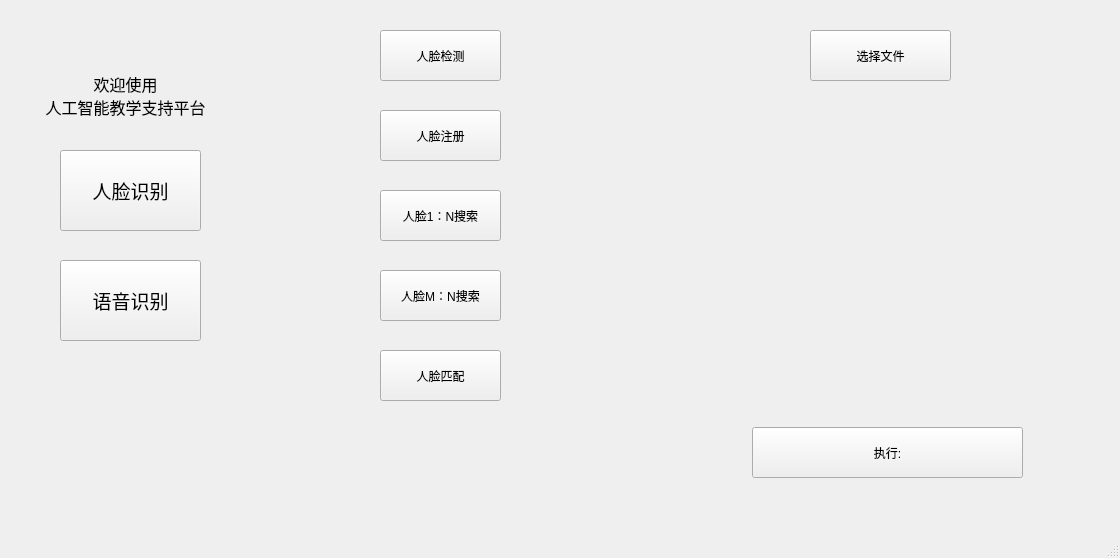
Before: the Qt Designer form ai-teach.ui in zhufree/ai-class-platform, drawn with Qt 5.
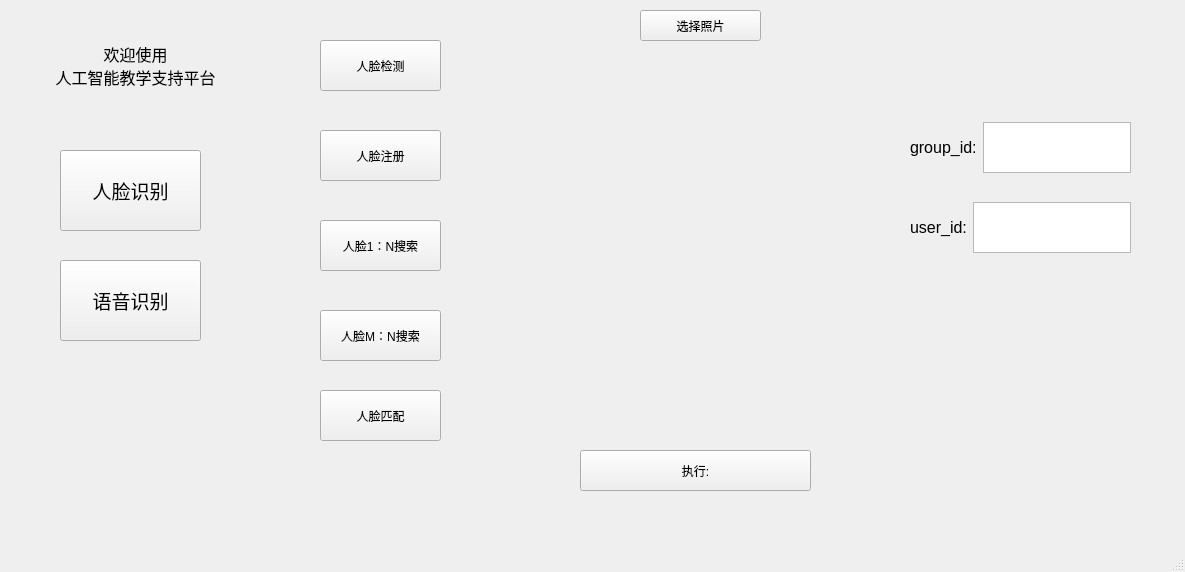
After: the same form once the commit is applied.

Commit message: :hammer:update face match

What changed in the file:
```diff
--- a/ai-teach.ui
+++ b/ai-teach.ui
@@ -6,8 +6,8 @@
    <rect>
     <x>0</x>
     <y>0</y>
-    <width>1120</width>
-    <height>558</height>
+    <width>1185</width>
+    <height>572</height>
    </rect>
   </property>
   <property name="windowTitle">
@@ -26,10 +26,10 @@
    <widget class="QStackedWidget" name="stackedWidget">
     <property name="geometry">
      <rect>
-      <x>250</x>
+      <x>260</x>
       <y>0</y>
-      <width>371</width>
-      <height>591</height>
+      <width>251</width>
+      <height>521</height>
      </rect>
     </property>
     <property name="styleSheet">
@@ -42,8 +42,8 @@
      <widget class="QPushButton" name="faceDetectBtn">
       <property name="geometry">
        <rect>
-        <x>130</x>
-        <y>30</y>
+        <x>60</x>
+        <y>40</y>
         <width>121</width>
         <height>51</height>
        </rect>
@@ -58,8 +58,8 @@
      <widget class="QPushButton" name="faceRegBtn">
       <property name="geometry">
        <rect>
-        <x>130</x>
-        <y>110</y>
+        <x>60</x>
+        <y>130</y>
         <width>121</width>
         <height>51</height>
        </rect>
@@ -74,8 +74,8 @@
      <widget class="QPushButton" name="faceSearchBtn">
       <property name="geometry">
        <rect>
-        <x>130</x>
-        <y>190</y>
+        <x>60</x>
+        <y>220</y>
         <width>121</width>
         <height>51</height>
        </rect>
@@ -90,8 +90,8 @@
      <widget class="QPushButton" name="faceMultiSearchBtn">
       <property name="geometry">
        <rect>
-        <x>130</x>
-        <y>270</y>
+        <x>60</x>
+        <y>310</y>
         <width>121</width>
         <height>51</height>
        </rect>
@@ -106,8 +106,8 @@
      <widget class="QPushButton" name="faceMatchBtn">
       <property name="geometry">
        <rect>
-        <x>130</x>
-        <y>350</y>
+        <x>60</x>
+        <y>390</y>
         <width>121</width>
         <height>51</height>
        </rect>
@@ -125,8 +125,8 @@
    <widget class="QLabel" name="titleLabel">
     <property name="geometry">
      <rect>
-      <x>20</x>
-      <y>60</y>
+      <x>30</x>
+      <y>30</y>
       <width>211</width>
       <height>71</height>
      </rect>
@@ -192,29 +192,13 @@
      <string>语音识别</string>
     </property>
    </widget>
-   <widget class="QPushButton" name="fileSelectBtn">
-    <property name="geometry">
-     <rect>
-      <x>810</x>
-      <y>30</y>
-      <width>141</width>
-      <height>51</height>
-     </rect>
-    </property>
-    <property name="styleSheet">
-     <string notr="true"/>
-    </property>
-    <property name="text">
-     <string>选择文件</string>
-    </property>
-   </widget>
    <widget class="QLabel" name="showPicLabel">
     <property name="geometry">
      <rect>
-      <x>680</x>
-      <y>100</y>
-      <width>411</width>
-      <height>261</height>
+      <x>550</x>
+      <y>80</y>
+      <width>301</width>
+      <height>301</height>
      </rect>
     </property>
     <property name="text">
@@ -224,13 +208,111 @@
      <set>Qt::AlignCenter</set>
     </property>
    </widget>
-   <widget class="QPushButton" name="funcBtn">
+   <widget class="QStackedWidget" name="operationWidget">
     <property name="geometry">
      <rect>
-      <x>752</x>
-      <y>427</y>
+      <x>880</x>
+      <y>10</y>
       <width>271</width>
-      <height>51</height>
+      <height>491</height>
+     </rect>
+    </property>
+    <property name="currentIndex">
+     <number>1</number>
+    </property>
+    <widget class="QWidget" name="faceDetectPage"/>
+    <widget class="QWidget" name="faceRegPage">
+     <widget class="QWidget" name="horizontalLayoutWidget">
+      <property name="geometry">
+       <rect>
+        <x>30</x>
+        <y>112</y>
+        <width>221</width>
+        <height>51</height>
+       </rect>
+      </property>
+      <layout class="QHBoxLayout" name="groupInputLayout">
+       <item>
+        <widget class="QLabel" name="label">
+         <property name="font">
+          <font>
+           <pointsize>12</pointsize>
+          </font>
+         </property>
+         <property name="text">
+          <string>group_id:</string>
+         </property>
+        </widget>
+       </item>
+       <item>
+        <widget class="QTextEdit" name="groupInput"/>
+       </item>
+      </layout>
+     </widget>
+     <widget class="QWidget" name="horizontalLayoutWidget_2">
+      <property name="geometry">
+       <rect>
+        <x>30</x>
+        <y>192</y>
+        <width>221</width>
+        <height>51</height>
+       </rect>
+      </property>
+      <layout class="QHBoxLayout" name="nameInputLayout">
+       <item>
+        <widget class="QLabel" name="label_2">
+         <property name="font">
+          <font>
+           <pointsize>12</pointsize>
+          </font>
+         </property>
+         <property name="text">
+          <string>user_id:</string>
+         </property>
+        </widget>
+       </item>
+       <item>
+        <widget class="QTextEdit" name="nameInput"/>
+       </item>
+      </layout>
+     </widget>
+    </widget>
+    <widget class="QWidget" name="faceMatchPage">
+     <widget class="QPushButton" name="secondFileSelectBtn">
+      <property name="geometry">
+       <rect>
+        <x>80</x>
+        <y>0</y>
+        <width>111</width>
+        <height>31</height>
+       </rect>
+      </property>
+      <property name="text">
+       <string>选择照片2</string>
+      </property>
+     </widget>
+     <widget class="QLabel" name="showSecondPicLabel">
+      <property name="geometry">
+       <rect>
+        <x>10</x>
+        <y>70</y>
+        <width>251</width>
+        <height>311</height>
+       </rect>
+      </property>
+      <property name="text">
+       <string/>
+      </property>
+     </widget>
+    </widget>
+   </widget>
+   <widget class="QPushButton" name="funcBtn">
+    <property name="geometry">
+     <rect>
+      <x>580</x>
+      <y>450</y>
+      <width>231</width>
+      <height>41</height>
      </rect>
     </property>
     <property name="styleSheet">
@@ -240,6 +322,35 @@
      <string>执行:</string>
     </property>
    </widget>
+   <widget class="QPushButton" name="fileSelectBtn">
+    <property name="geometry">
+     <rect>
+      <x>640</x>
+      <y>10</y>
+      <width>121</width>
+      <height>31</height>
+     </rect>
+    </property>
+    <property name="styleSheet">
+     <string notr="true"/>
+    </property>
+    <property name="text">
+     <string>选择照片</string>
+    </property>
+   </widget>
+   <widget class="QLabel" name="statusLabel">
+    <property name="geometry">
+     <rect>
+      <x>720</x>
+      <y>500</y>
+      <width>231</width>
+      <height>20</height>
+     </rect>
+    </property>
+    <property name="text">
+     <string/>
+    </property>
+   </widget>
   </widget>
   <widget class="QMenuBar" name="menubar">
    <property name="geometry">
```
Left out of the diff: 4 changed lines with no effect on the pictures. The commit also changes 4 other files.
